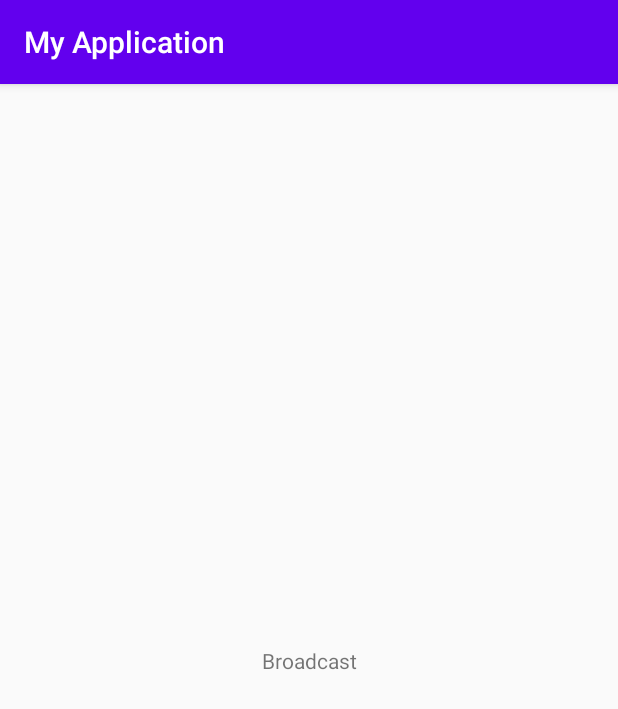
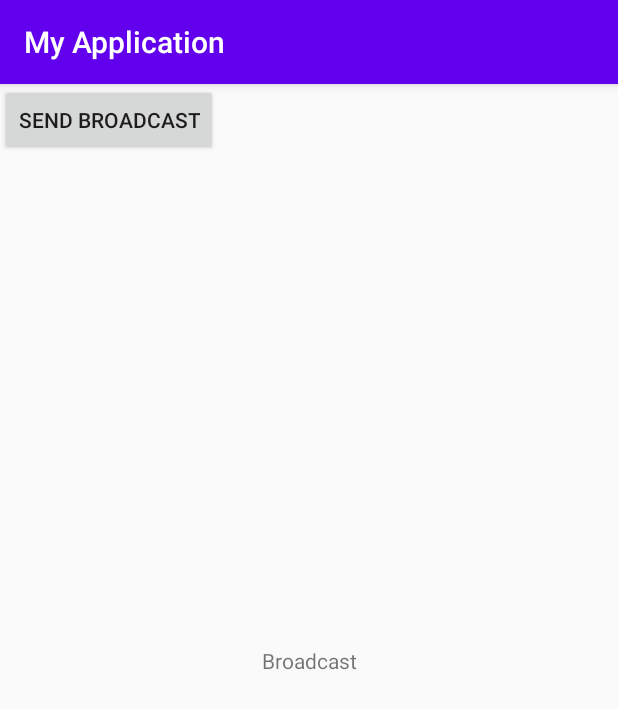
Before and after one commit to gerry94/Android-Handwashing-Recognition, an Android app: the screen it shows after launch (MainActivity), on a phone screen of 412 x 824 dp. Shown: the top 709 px of the screen. Run offline under Robolectric (Android 15) with nearby library versions, the phone set to English and light mode, and no system bars.

Commit message:
NON FUNZIONAAAAAAAAA

```diff
--- a/MyApplication/app/src/main/AndroidManifest.xml
+++ b/MyApplication/app/src/main/AndroidManifest.xml
@@ -17,7 +17,9 @@
                 <category android:name="android.intent.category.LAUNCHER" />
             </intent-filter>
         </activity>
-        <receiver android:name=".ConnectionReceiver">
+        <receiver
+            android:name=".ConnectionReceiver"
+            android:exported="true">
             <intent-filter>
                 <action android:name="handWashed" />
                 <action android:name="home_proximity" />
--- a/MyApplication/app/src/main/java/com/example/myapplication/MainActivity.java
+++ b/MyApplication/app/src/main/java/com/example/myapplication/MainActivity.java
@@ -1,16 +1,32 @@
 package com.example.myapplication;
 
 import androidx.appcompat.app.AppCompatActivity;
+
+import android.app.PendingIntent;
+import android.content.Intent;
+import android.content.IntentFilter;
 import android.os.Bundle;
+import android.util.Log;
+import android.view.View;
 
 public class MainActivity extends AppCompatActivity {
 
     ConnectionReceiver receiver;
+    IntentFilter intentFilter;
 
     @Override
     protected void onCreate(Bundle savedInstanceState) {
         super.onCreate(savedInstanceState);
         setContentView(R.layout.activity_main);
         receiver = new ConnectionReceiver();
+        intentFilter = new IntentFilter("home_proximity");
+    }
+
+    public void sendMessage(View v) {
+        //Intent myIntent = new Intent("home_proximity");
+        //PendingIntent proximityIntent = PendingIntent.getBroadcast(this, 0,myIntent, 0);
+        Intent intent = new Intent("home_proximity");
+        sendBroadcast(intent);
+        Log.d("MSG","Intent sent in broadcast "+intent.getAction());
     }
 }
--- a/MyApplication/app/src/main/res/layout/activity_main.xml
+++ b/MyApplication/app/src/main/res/layout/activity_main.xml
@@ -16,4 +16,14 @@
         app:layout_constraintRight_toRightOf="parent"
         app:layout_constraintTop_toTopOf="parent" />
 
+    <Button
+        android:layout_width="wrap_content"
+        android:layout_height="wrap_content"
+        android:id="@+id/button"
+        android:text="Send Broadcast"
+        android:onClick="sendMessage"
+        android:layout_centerVertical="true"
+        android:layout_centerHorizontal="true"
+        tools:ignore="MissingConstraints,OnClick" />
+
 </androidx.constraintlayout.widget.ConstraintLayout>
```
Also changed, not shown: MyApplication/app/src/main/java/com/example/myapplication/ConnectionReceiver.java (+11 -7 lines).
